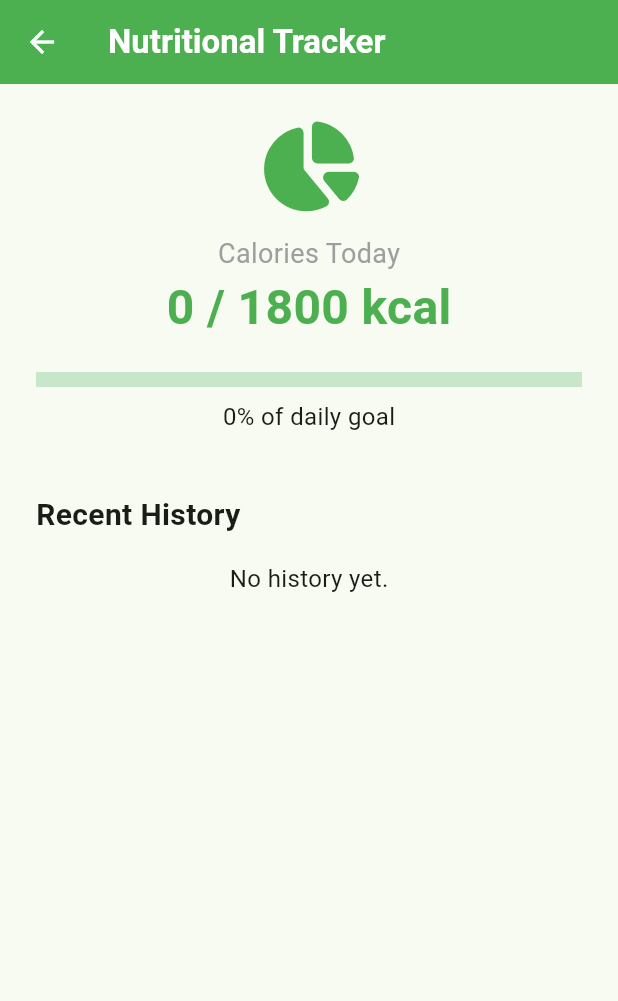
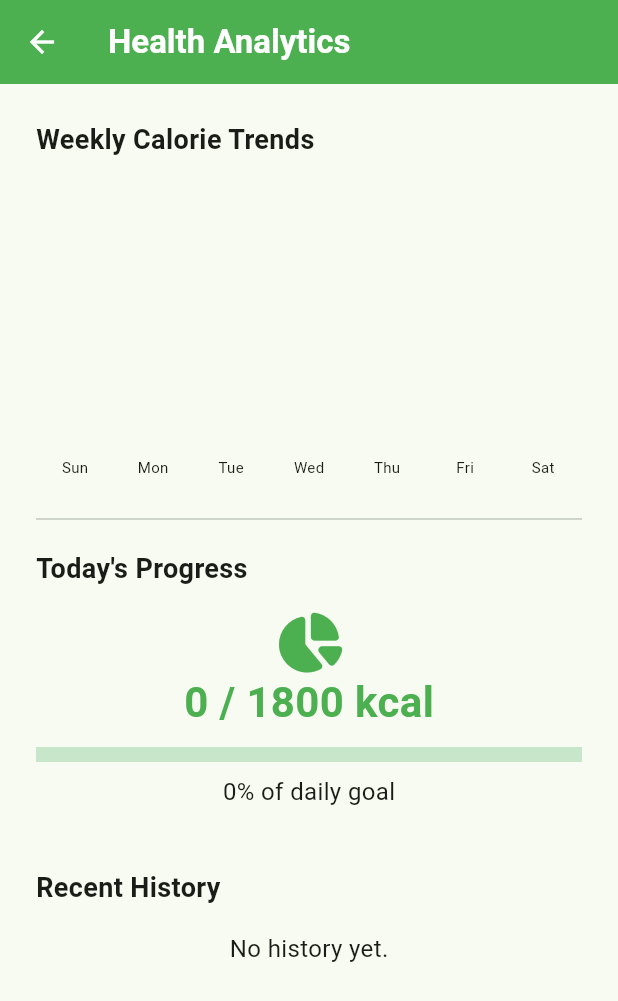
Before and after one commit to Nitezio/Smart_Diet_Assistant_for_SWE3001-1, a Flutter app: the TrackerTab screen opened directly, on a phone screen of 412 x 824 dp. Shown: the top 1001 px of the screen. Run offline on Flutter 3.47's test engine with Material 3 defaults, Android fonts, the phone set to English and light mode, and no system bars; drawn by our look-alikes of fl_chart; our stand-ins replace connectivity_plus, flutter_dotenv, font_awesome_flutter, google_generative_ai, image_picker, pdf and 3 more; accounts and stored records are empty.

Commit message:
feat: implement weekly calorie trend charts and medical PDF report export

```diff
--- a/lib/screens/home_screen.dart
+++ b/lib/screens/home_screen.dart
@@ -3,6 +3,7 @@ import 'package:provider/provider.dart';
 import 'package:font_awesome_flutter/font_awesome_flutter.dart';
 import 'package:intl/intl.dart';
 import 'package:image_picker/image_picker.dart';
+import 'package:fl_chart/fl_chart.dart';
 import '../providers/app_state.dart';
 import '../models/meal_plan.dart';
 
@@ -29,7 +30,6 @@ class _HomeScreenState extends State<HomeScreen> {
     });
   }
 
-  // 🟢 NEW: Source picker for Vision
   void _showSourcePicker(BuildContext context, AppState state) {
     showModalBottomSheet(
       context: context,
@@ -88,7 +88,6 @@ class _HomeScreenState extends State<HomeScreen> {
         type: BottomNavigationBarType.fixed,
         onTap: _onItemTapped,
       ),
-      // 🟢 FAB triggers the source picker now
       floatingActionButton: (_selectedIndex == 0 || _selectedIndex == 1)
           ? FloatingActionButton.extended(
               onPressed: () => _showSourcePicker(context, state),
@@ -223,11 +222,7 @@ class MealPlanTab extends StatelessWidget {
               padding: const EdgeInsets.only(right: 12.0),
               child: FilledButton.icon(
                 onPressed: () => _showChangeConfirmation(context, state),
-                style: FilledButton.styleFrom(
-                  backgroundColor: Colors.white,
-                  foregroundColor: Colors.green,
-                  padding: const EdgeInsets.symmetric(horizontal: 12),
-                ),
+                style: FilledButton.styleFrom(backgroundColor: Colors.white, foregroundColor: Colors.green, padding: const EdgeInsets.symmetric(horizontal: 12)),
                 icon: const Icon(Icons.shuffle, size: 18),
                 label: const Text("Change Menu", style: TextStyle(fontSize: 12)),
               ),
@@ -310,7 +305,7 @@ class MealPlanTab extends StatelessWidget {
             ),
           ),
         ),
-        const SizedBox(height: 80), // Space for FAB
+        const SizedBox(height: 80),
       ],
     );
   }
@@ -375,27 +370,43 @@ class _MealSelectionDialogState extends State<_MealSelectionDialog> {
   }
 }
 
+// --- 🟢 UPDATED: TRACKER TAB WITH GRAPHS ---
 class TrackerTab extends StatelessWidget {
   const TrackerTab({super.key});
   @override
   Widget build(BuildContext context) {
     final state = Provider.of<AppState>(context);
     final percentage = (state.consumedCalories / state.calorieGoal).clamp(0.0, 1.0);
+
     return Scaffold(
-      appBar: AppBar(title: const Text("Nutritional Tracker"), backgroundColor: Colors.green, foregroundColor: Colors.white),
+      appBar: AppBar(title: const Text("Health Analytics"), backgroundColor: Colors.green, foregroundColor: Colors.white),
       body: SingleChildScrollView(
         padding: const EdgeInsets.all(24),
         child: Column(children: [
-          const FaIcon(FontAwesomeIcons.chartPie, size: 60, color: Colors.green),
+          // 1. Weekly Trends Graph
+          const Align(alignment: Alignment.centerLeft, child: Text("Weekly Calorie Trends", style: TextStyle(fontSize: 18, fontWeight: FontWeight.bold))),
+          const SizedBox(height: 20),
+          SizedBox(
+            height: 200,
+            child: _WeeklyBarChart(stats: state.weeklyStats),
+          ),
+
+          const Divider(height: 40),
+
+          // 2. Today's Progress
+          const Align(alignment: Alignment.centerLeft, child: Text("Today's Progress", style: TextStyle(fontSize: 18, fontWeight: FontWeight.bold))),
           const SizedBox(height: 16),
-          const Text("Calories Today", style: TextStyle(fontSize: 18, color: Colors.grey)),
-          Text("${state.consumedCalories} / ${state.calorieGoal} kcal", style: const TextStyle(fontSize: 32, fontWeight: FontWeight.bold, color: Colors.green)),
-          const SizedBox(height: 20),
+          const FaIcon(FontAwesomeIcons.chartPie, size: 40, color: Colors.green),
+          Text("${state.consumedCalories} / ${state.calorieGoal} kcal", style: const TextStyle(fontSize: 28, fontWeight: FontWeight.bold, color: Colors.green)),
+          const SizedBox(height: 10),
           LinearProgressIndicator(value: percentage, color: Colors.green, backgroundColor: Colors.green.shade100, minHeight: 10),
           const SizedBox(height: 8),
           Text("${(percentage * 100).toInt()}% of daily goal"),
+
           const SizedBox(height: 40),
-          const Align(alignment: Alignment.centerLeft, child: Text("Recent History", style: TextStyle(fontSize: 20, fontWeight: FontWeight.bold))),
+
+          // 3. Recent History
+          const Align(alignment: Alignment.centerLeft, child: Text("Recent History", style: TextStyle(fontSize: 18, fontWeight: FontWeight.bold))),
           const SizedBox(height: 16),
           if (state.history.isEmpty) const Text("No history yet.") else ListView.builder(
             shrinkWrap: true,
@@ -408,14 +419,60 @@ class TrackerTab extends StatelessWidget {
                 child: ListTile(
                   leading: const Icon(Icons.history, color: Colors.green),
                   title: Text(item.dishName, style: const TextStyle(fontWeight: FontWeight.bold)),
-                  subtitle: Text("${item.mealType} • ${DateFormat('h:mm a').format(item.timestamp)}"),
+                  subtitle: Text("${item.mealType} • ${DateFormat('d MMM, h:mm a').format(item.timestamp)}"),
                   trailing: Text("+${item.calories} kcal", style: const TextStyle(color: Colors.green, fontWeight: FontWeight.bold)),
                 ),
               );
             },
           ),
-          const SizedBox(height: 80), // Space for FAB
+          const SizedBox(height: 80),
         ]),
+      ),
+    );
+  }
+}
+
+class _WeeklyBarChart extends StatelessWidget {
+  final Map<String, int> stats;
+  const _WeeklyBarChart({required this.stats});
+
+  @override
+  Widget build(BuildContext context) {
+    // Fill in last 7 days even if no data
+    final List<double> values = [];
+    final List<String> labels = [];
+    final now = DateTime.now();
+
+    for (int i = 6; i >= 0; i--) {
+      final date = now.subtract(Duration(days: i));
+      final dateKey = DateFormat('yyyy-MM-dd').format(date);
+      values.add((stats[dateKey] ?? 0).toDouble());
+      labels.add(DateFormat('E').format(date)); // e.g. "Mon"
+    }
+
+    return BarChart(
+      BarChartData(
+        alignment: BarChartAlignment.spaceAround,
+        maxY: 2500, // Reasonable max for Malaysian diet
+        barTouchData: BarTouchData(enabled: true),
+        titlesData: FlTitlesData(
+          show: true,
+          bottomTitles: AxisTitles(
+            sideTitles: SideTitles(
+              showTitles: true,
+              getTitlesWidget: (val, meta) => Text(labels[val.toInt()], style: const TextStyle(fontSize: 10)),
+            ),
+          ),
+          leftTitles: const AxisTitles(sideTitles: SideTitles(showTitles: false)),
+          topTitles: const AxisTitles(sideTitles: SideTitles(showTitles: false)),
+          rightTitles: const AxisTitles(sideTitles: SideTitles(showTitles: false)),
+        ),
+        gridData: const FlGridData(show: false),
+        borderData: FlBorderData(show: false),
+        barGroups: List.generate(7, (i) => BarChartGroupData(
+          x: i,
+          barRods: [BarChartRodData(toY: values[i], color: values[i] > 2000 ? Colors.orange : Colors.green, width: 18, borderRadius: BorderRadius.circular(4))],
+        )),
       ),
     );
   }
@@ -423,7 +480,6 @@ class TrackerTab extends StatelessWidget {
 
 class ChatTab extends StatefulWidget {
   const ChatTab({super.key});
-
   @override
   State<ChatTab> createState() => _ChatTabState();
 }
@@ -431,7 +487,6 @@ class ChatTab extends StatefulWidget {
 class _ChatTabState extends State<ChatTab> {
   final _msgCtrl = TextEditingController();
   final _scrollCtrl = ScrollController();
-
   void _send(AppState state) async {
     if (_msgCtrl.text.trim().isEmpty) return;
     final msg = _msgCtrl.text;
@@ -441,18 +496,12 @@ class _ChatTabState extends State<ChatTab> {
       _scrollCtrl.animateTo(_scrollCtrl.position.maxScrollExtent, duration: const Duration(milliseconds: 300), curve: Curves.easeOut);
     }
   }
-
   @override
   Widget build(BuildContext context) {
     final state = Provider.of<AppState>(context);
     final history = state.chatHistory;
-
     return Scaffold(
-      appBar: AppBar(
-        title: const Text("AI Nutritionist Chat"),
-        backgroundColor: Colors.green,
-        foregroundColor: Colors.white,
-      ),
+      appBar: AppBar(title: const Text("AI Nutritionist Chat"), backgroundColor: Colors.green, foregroundColor: Colors.white),
       body: Column(
         children: [
           Expanded(
@@ -469,32 +518,14 @@ class _ChatTabState extends State<ChatTab> {
                     itemBuilder: (context, i) => _chatBubble(history[i]),
                   ),
           ),
-          if (state.isTyping)
-            const Padding(padding: EdgeInsets.all(8.0), child: LinearProgressIndicator(color: Colors.green, minHeight: 2)),
-
+          if (state.isTyping) const Padding(padding: EdgeInsets.all(8.0), child: LinearProgressIndicator(color: Colors.green, minHeight: 2)),
           Padding(
             padding: const EdgeInsets.all(12.0),
             child: Row(
               children: [
-                Expanded(
-                  child: TextField(
-                    controller: _msgCtrl,
-                    decoration: InputDecoration(
-                      hintText: "Ask Dr. Lee...",
-                      border: OutlineInputBorder(borderRadius: BorderRadius.circular(30)),
-                      contentPadding: const EdgeInsets.symmetric(horizontal: 20, vertical: 10),
-                    ),
-                    onSubmitted: (_) => _send(state),
-                  ),
-                ),
+                Expanded(child: TextField(controller: _msgCtrl, decoration: InputDecoration(hintText: "Ask Dr. Lee...", border: OutlineInputBorder(borderRadius: BorderRadius.circular(30)), contentPadding: const EdgeInsets.symmetric(horizontal: 20, vertical: 10)), onSubmitted: (_) => _send(state))),
                 const SizedBox(width: 8),
-                CircleAvatar(
-                  backgroundColor: Colors.green,
-                  child: IconButton(
-                    icon: const Icon(Icons.send, color: Colors.white),
-                    onPressed: () => _send(state),
-                  ),
-                )
+                CircleAvatar(backgroundColor: Colors.green, child: IconButton(icon: const Icon(Icons.send, color: Colors.white), onPressed: () => _send(state)))
               ],
             ),
           )
@@ -502,7 +533,6 @@ class _ChatTabState extends State<ChatTab> {
       ),
     );
   }
-
   Widget _chatBubble(ChatMessage msg) {
     return Align(
       alignment: msg.isUser ? Alignment.centerRight : Alignment.centerLeft,
@@ -510,20 +540,8 @@ class _ChatTabState extends State<ChatTab> {
         margin: const EdgeInsets.symmetric(vertical: 5),
         padding: const EdgeInsets.all(12),
         constraints: BoxConstraints(maxWidth: MediaQuery.of(context).size.width * 0.75),
-        decoration: BoxDecoration(
-          color: msg.isUser ? Colors.green : Colors.white,
-          borderRadius: BorderRadius.only(
-            topLeft: const Radius.circular(15),
-            topRight: const Radius.circular(15),
-            bottomLeft: Radius.circular(msg.isUser ? 15 : 0),
-            bottomRight: Radius.circular(msg.isUser ? 0 : 15),
-          ),
-          boxShadow: [BoxShadow(color: Colors.black.withOpacity(0.05), blurRadius: 5)],
-        ),
-        child: Text(
-          msg.text,
-          style: TextStyle(color: msg.isUser ? Colors.white : Colors.black87, fontSize: 15)
-        ),
+        decoration: BoxDecoration(color: msg.isUser ? Colors.green : Colors.white, borderRadius: BorderRadius.only(topLeft: const Radius.circular(15), topRight: const Radius.circular(15), bottomLeft: Radius.circular(msg.isUser ? 15 : 0), bottomRight: Radius.circular(msg.isUser ? 0 : 15)), boxShadow: [BoxShadow(color: Colors.black.withOpacity(0.05), blurRadius: 5)]),
+        child: Text(msg.text, style: TextStyle(color: msg.isUser ? Colors.white : Colors.black87, fontSize: 15)),
       ),
     );
   }
@@ -536,7 +554,7 @@ class ProfileTab extends StatelessWidget {
     final state = Provider.of<AppState>(context);
     final user = state.user;
     return Scaffold(
-      appBar: AppBar(title: const Text("My Profile")),
+      appBar: AppBar(title: const Text("Patient Profile"), backgroundColor: Colors.green, foregroundColor: Colors.white),
       body: user == null ? const Center(child: Text("No Profile")) : ListView(
         padding: const EdgeInsets.all(16),
         children: [
@@ -545,9 +563,23 @@ class ProfileTab extends StatelessWidget {
           ListTile(title: const Text("Name"), subtitle: Text(user.name), leading: const Icon(Icons.person)),
           ListTile(title: const Text("Goal"), subtitle: Text(user.goal), leading: const Icon(Icons.flag), tileColor: Colors.green.shade50),
           ListTile(title: const Text("Conditions"), subtitle: Text(user.conditions.join(", ")), leading: const Icon(Icons.medical_services)),
-          const Divider(),
+
+          const Divider(height: 40),
+
+          // 🟢 NEW: Export Medical Report Button
           Padding(
-            padding: const EdgeInsets.all(16.0),
+            padding: const EdgeInsets.symmetric(horizontal: 16.0),
+            child: ElevatedButton.icon(
+              onPressed: () => state.exportMedicalReport(),
+              style: ElevatedButton.styleFrom(backgroundColor: Colors.blue, foregroundColor: Colors.white, padding: const EdgeInsets.all(16), shape: RoundedRectangleBorder(borderRadius: BorderRadius.circular(12))),
+              icon: const Icon(Icons.picture_as_pdf),
+              label: const Text("Export Medical PDF Report", style: TextStyle(fontSize: 16, fontWeight: FontWeight.bold)),
+            ),
+          ),
+
+          const SizedBox(height: 20),
+          Padding(
+            padding: const EdgeInsets.symmetric(horizontal: 16.0),
             child: OutlinedButton(
               onPressed: () { state.logout(); Navigator.pushNamedAndRemoveUntil(context, '/', (route) => false); },
               child: const Text("Logout", style: TextStyle(color: Colors.red)),
--- a/pubspec.yaml
+++ b/pubspec.yaml
@@ -33,6 +33,9 @@ dependencies:
   path: ^1.9.1
   connectivity_plus: ^7.1.1
   image_picker: ^1.2.1
+  fl_chart: ^1.2.0
+  pdf: ^3.12.0
+  printing: ^5.14.3
 
 dev_dependencies:
   flutter_test:
```
Also changed, not shown: lib/providers/app_state.dart (+18 -8 lines), lib/services/database_helper.dart (+19 -7 lines), lib/services/pdf_service.dart (added, +94 -0 lines), pubspec.lock, 1 other file.
